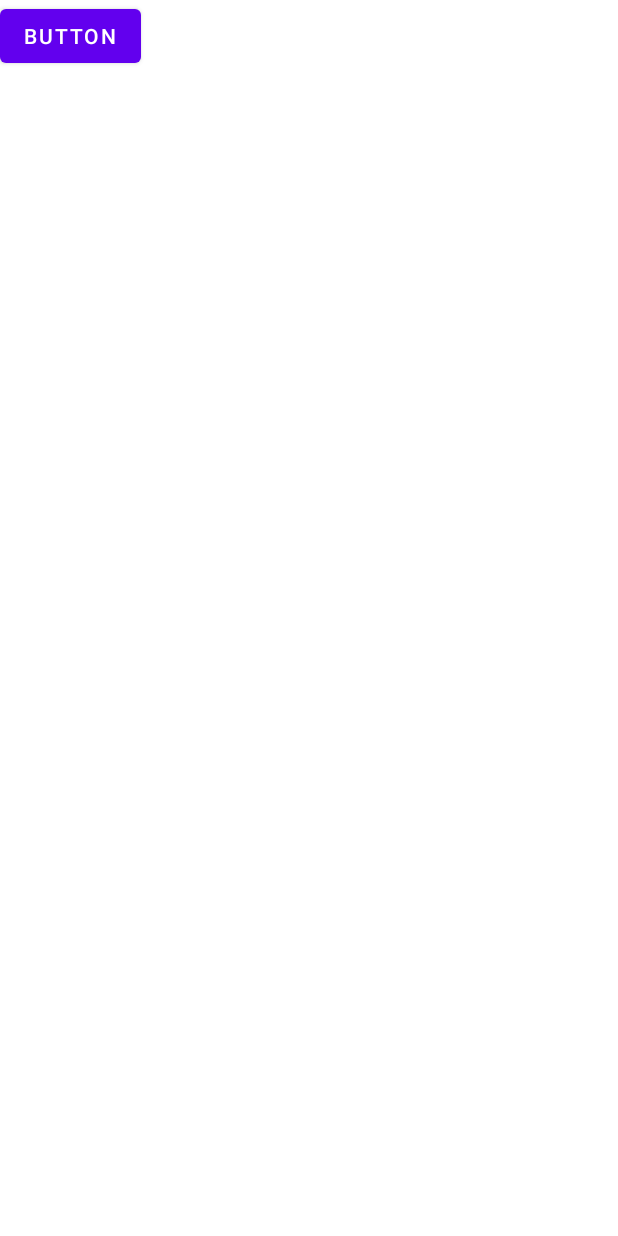
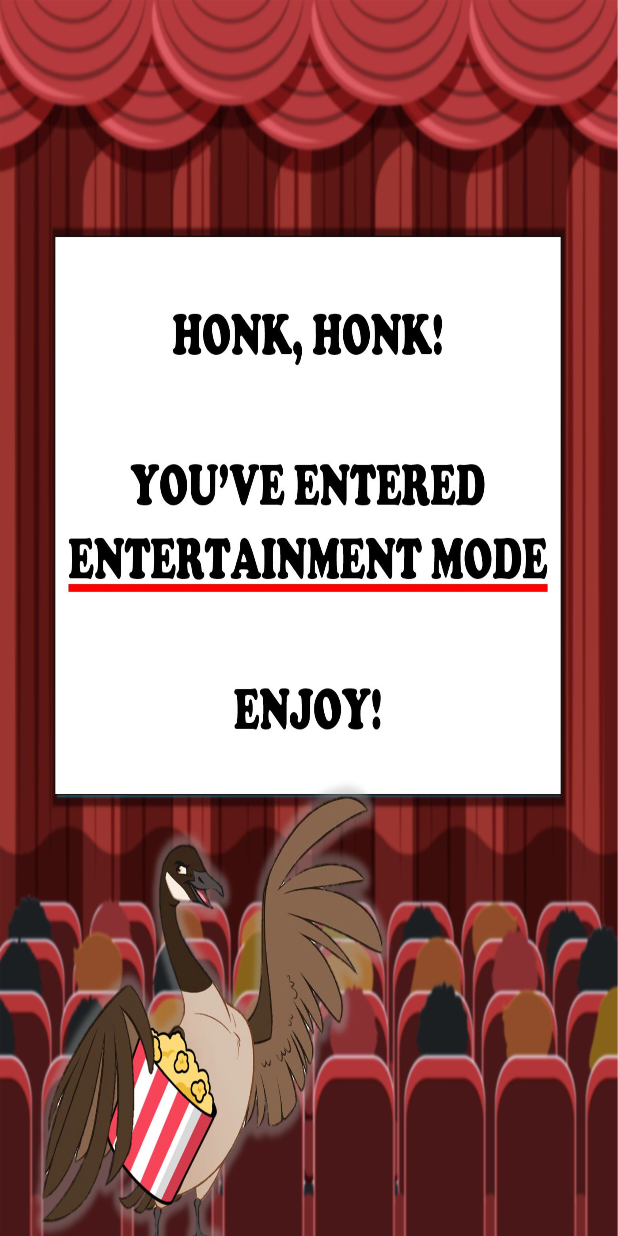
Before and after one commit to IChung14/greedy_goose, an Android app: the layout entertainment_fragment.xml on its own in the app's theme, with its tools: preview values and no code run, on a phone screen of 412 x 824 dp. Run offline under Robolectric (Android 15) with nearby library versions, the phone set to English and light mode, and no system bars.

Commit message:
Added movie screen to entertainment page

```diff
--- a/app/src/main/res/layout/entertainment_fragment.xml
+++ b/app/src/main/res/layout/entertainment_fragment.xml
@@ -1,14 +1,7 @@
 <?xml version="1.0" encoding="utf-8"?>
 <androidx.constraintlayout.widget.ConstraintLayout xmlns:android="http://schemas.android.com/apk/res/android"
+    xmlns:app="http://schemas.android.com/apk/res-auto"
     xmlns:tools="http://schemas.android.com/tools"
     android:layout_width="match_parent"
-    android:layout_height="match_parent">
-
-    <Button
-        android:id="@+id/button"
-        android:layout_width="wrap_content"
-        android:layout_height="wrap_content"
-        android:text="Button"
-        tools:layout_editor_absoluteX="208dp"
-        tools:layout_editor_absoluteY="285dp" />
-</androidx.constraintlayout.widget.ConstraintLayout>
+    android:layout_height="match_parent"
+    android:background = "@drawable/movie_screen"/>
```
Also changed, not shown: app/src/main/res/drawable/movie_screen.JPG (added).
